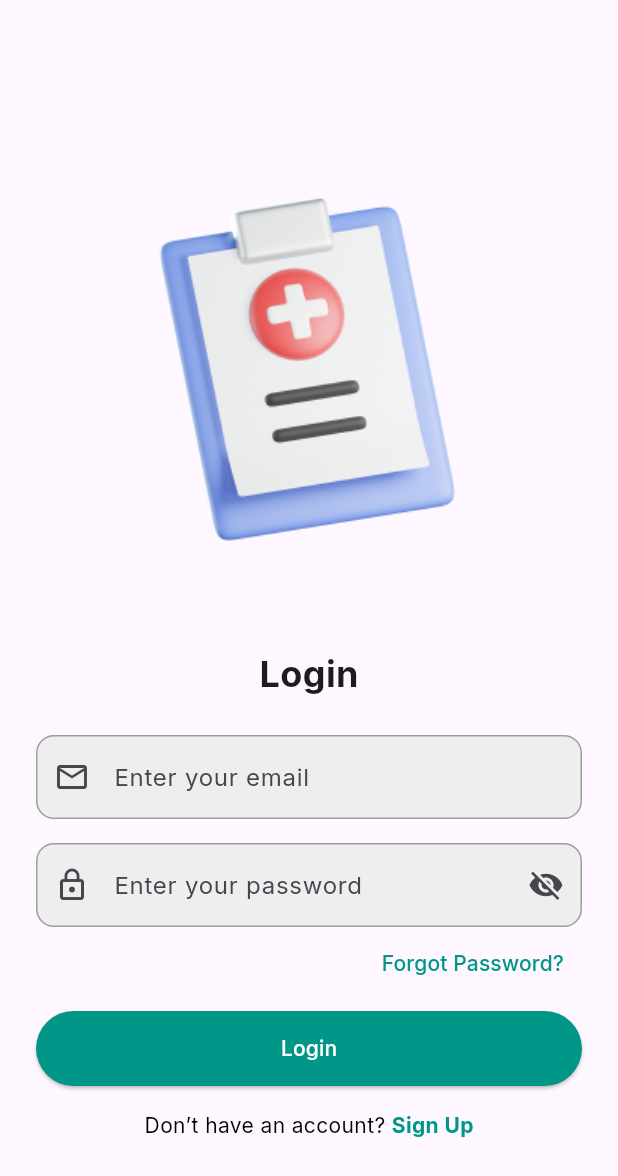
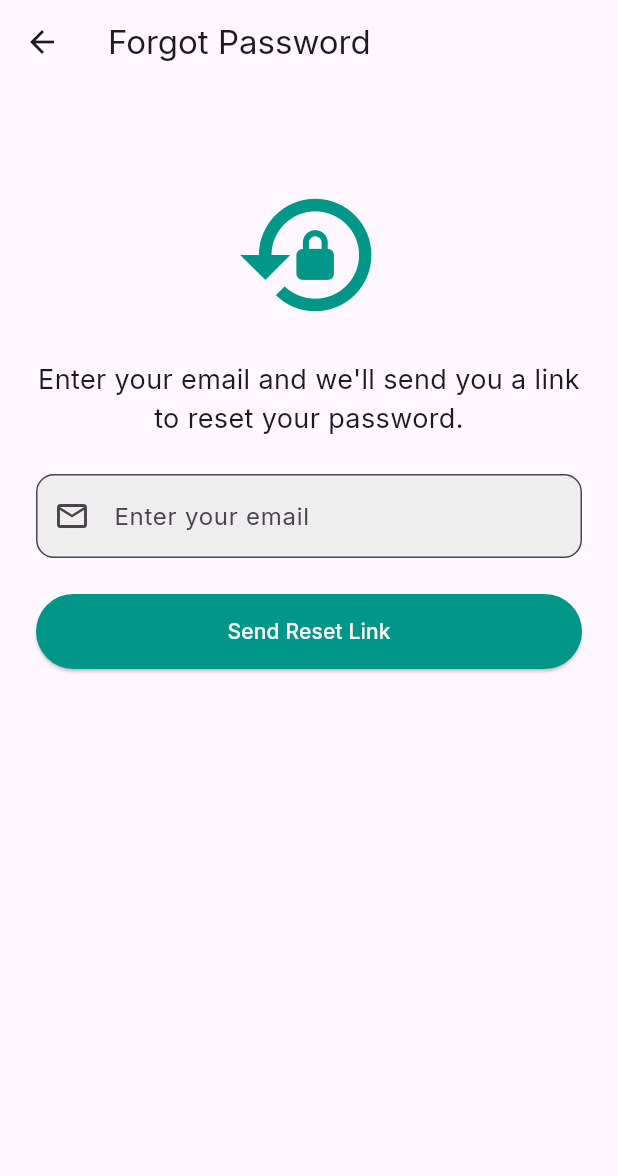
Before and after one commit to NatSi75/GoPeduli, a Flutter app: the LoginScreen screen opened directly, after a tap on "Forgot Password?", on a phone screen of 412 x 824 dp. Shown: the top 1176 px of the screen. Run offline on Flutter 3.47's test engine with Material 3 defaults, Android fonts, the phone set to English and light mode, and no system bars; our stand-ins replace cloud_firestore, curved_labeled_navigation_bar, data_table_2, firebase_auth, firebase_core, firebase_storage and 7 more; accounts and stored records are empty.

Commit message:
Authentication v2: - Require email verification upon account creation (verification link sent via email) - Add "Forgot Password" feature: user enters email to receive reset link via email

```diff
--- a/lib/dashboard/features/table2/article/article_paginated_table.dart
+++ b/lib/dashboard/features/table2/article/article_paginated_table.dart
@@ -26,7 +26,7 @@ class GoPeduliPaginatedTableArticle extends StatelessWidget {
             //Use to set the Backend color
             data: Theme.of(context).copyWith(
                 cardTheme:
-                    const CardTheme(color: GoPeduliColors.white, elevation: 0)),
+                    const CardThemeData(color: GoPeduliColors.white, elevation: 0)),
             child: PaginatedDataTable2(
               isVerticalScrollBarVisible: true,
               columnSpacing: 12,
--- a/lib/dashboard/features/table2/medicine/medicine_paginated_table.dart
+++ b/lib/dashboard/features/table2/medicine/medicine_paginated_table.dart
@@ -26,7 +26,7 @@ class GoPeduliPaginatedTableMedicine extends StatelessWidget {
             //Use to set the Backend color
             data: Theme.of(context).copyWith(
                 cardTheme:
-                    const CardTheme(color: GoPeduliColors.white, elevation: 0)),
+                    const CardThemeData(color: GoPeduliColors.white, elevation: 0)),
             child: PaginatedDataTable2(
               isVerticalScrollBarVisible: true,
               columnSpacing: 12,
--- a/lib/screens/splash_screen.dart
+++ b/lib/screens/splash_screen.dart
@@ -1,7 +1,7 @@
 import 'package:flutter/material.dart';
 import 'dart:async';
-import '../widgets/navigation.dart';
-import '../screens/user_authentication/register_screen.dart';
+// import '../widgets/navigation.dart';
+// import '../screens/user_authentication/register_screen.dart';
 import '../screens/user_authentication/login_screen.dart';
 
 class SplashScreen extends StatefulWidget {
--- /dev/null
+++ b/lib/screens/user_authentication/forgot_password_screen.dart
@@ -0,0 +1,95 @@
+import 'package:firebase_auth/firebase_auth.dart';
+import 'package:flutter/material.dart';
+
+class ForgotPasswordScreen extends StatefulWidget {
+  @override
+  State<ForgotPasswordScreen> createState() => _ForgotPasswordScreenState();
+}
+
+class _ForgotPasswordScreenState extends State<ForgotPasswordScreen> {
+  final emailController = TextEditingController();
+  final _formKey = GlobalKey<FormState>();
+  bool isLoading = false;
+
+  Future<void> _sendResetEmail() async {
+    if (!_formKey.currentState!.validate()) return;
+
+    setState(() => isLoading = true);
+
+    try {
+      await FirebaseAuth.instance.sendPasswordResetEmail(
+        email: emailController.text.trim(),
+      );
+
+      if (!mounted) return;
+      ScaffoldMessenger.of(context).showSnackBar(
+        SnackBar(content: Text('Reset link sent! Please check your email.')),
+      );
+      Navigator.pop(context); // go back to login screen
+    } on FirebaseAuthException catch (e) {
+      ScaffoldMessenger.of(context).showSnackBar(
+        SnackBar(content: Text(e.message ?? 'Failed to send reset email.')),
+      );
+    } finally {
+      setState(() => isLoading = false);
+    }
+  }
+
+  @override
+  Widget build(BuildContext context) {
+    return Scaffold(
+      appBar: AppBar(
+        title: Text("Forgot Password"),
+      ),
+      body: Padding(
+        padding: const EdgeInsets.all(24.0),
+        child: Form(
+          key: _formKey,
+          child: Column(
+            children: [
+              const SizedBox(height: 40),
+              Icon(Icons.lock_reset, size: 100, color: Colors.teal),
+              const SizedBox(height: 20),
+              const Text(
+                "Enter your email and we'll send you a link to reset your password.",
+                textAlign: TextAlign.center,
+                style: TextStyle(fontSize: 18),
+              ),
+              const SizedBox(height: 24),
+              TextFormField(
+                controller: emailController,
+                keyboardType: TextInputType.emailAddress,
+                validator: (value) =>
+                    value == null || !value.contains('@') ? 'Enter a valid email' : null,
+                decoration: InputDecoration(
+                  hintText: 'Enter your email',
+                  prefixIcon: Icon(Icons.email_outlined),
+                  filled: true,
+                  fillColor: Colors.grey[200],
+                  border: OutlineInputBorder(
+                    borderRadius: BorderRadius.circular(12),
+                  ),
+                ),
+              ),
+              const SizedBox(height: 24),
+              SizedBox(
+                width: double.infinity,
+                height: 50,
+                child: ElevatedButton(
+                  onPressed: isLoading ? null : _sendResetEmail,
+                  style: ElevatedButton.styleFrom(
+                    backgroundColor: Colors.teal,
+                    shape: RoundedRectangleBorder(borderRadius: BorderRadius.circular(30)),
+                  ),
+                  child: isLoading
+                      ? CircularProgressIndicator(color: Colors.white)
+                      : Text("Send Reset Link", style: TextStyle(color: Colors.white)),
+                ),
+              ),
+            ],
+          ),
+        ),
+      ),
+    );
+  }
+}
--- a/lib/screens/user_authentication/login_screen.dart
+++ b/lib/screens/user_authentication/login_screen.dart
@@ -2,6 +2,7 @@ import 'package:cloud_firestore/cloud_firestore.dart';
 import 'package:firebase_auth/firebase_auth.dart';
 import 'package:flutter/material.dart';
 import 'package:gopeduli/screens/user_authentication/register_screen.dart';
+import 'package:gopeduli/screens/user_authentication/forgot_password_screen.dart';
 import 'package:gopeduli/widgets/navigation.dart';
 
 class LoginScreen extends StatefulWidget {
@@ -143,12 +144,18 @@ Future<void> _login() async {
               Align(
                 alignment: Alignment.centerRight,
                 child: TextButton(
-                  onPressed: () {},
-                  child: const Text(
-                    "Forgot Password?",
-                    style: TextStyle(color: Colors.teal),
+                    onPressed: () {
+                      Navigator.push(
+                        context,
+                        MaterialPageRoute(builder: (context) => ForgotPasswordScreen()),
+                      );
+                    },
+                    child: const Text(
+                      "Forgot Password?",
+                      style: TextStyle(color: Colors.teal),
+                    ),
                   ),
-                ),
+
               ),
               const SizedBox(height: 8),
 
```
Also changed, not shown: lib/screens/user_authentication/register_screen.dart (+18 -6 lines), lib/screens/user_authentication/verify_email_screen.dart (added, +89 -0 lines), pubspec.lock.
